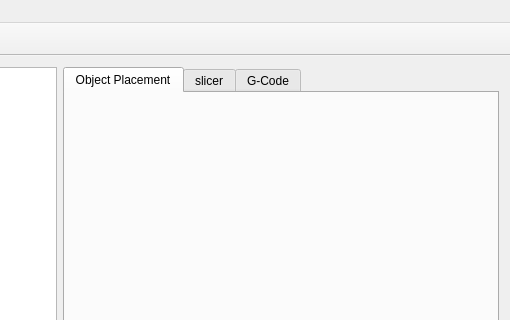
Before: the Qt Designer form mainwindow.ui in MaruoLab2015/5AxisFabricationApplication, drawn with Qt 5; both pictures show x 390 to 900 and y 0 to 320 of the 900 by 600 pixel window.
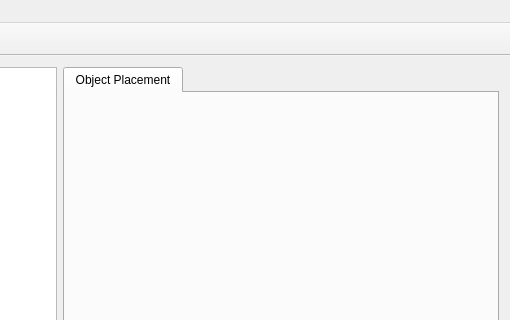
After: the same form once the commit is applied. The open tabs and pages were chosen to show the change.

```diff
--- a/mainwindow.ui
+++ b/mainwindow.ui
@@ -32,16 +32,6 @@
             <string>Object Placement</string>
            </attribute>
           </widget>
-          <widget class="QWidget" name="tab_2">
-           <attribute name="title">
-            <string>slicer</string>
-           </attribute>
-          </widget>
-          <widget class="QWidget" name="tab_3">
-           <attribute name="title">
-            <string>G-Code</string>
-           </attribute>
-          </widget>
          </widget>
         </item>
        </layout>
```
Left out of the diff: 2 changed lines with no effect on the pictures.
